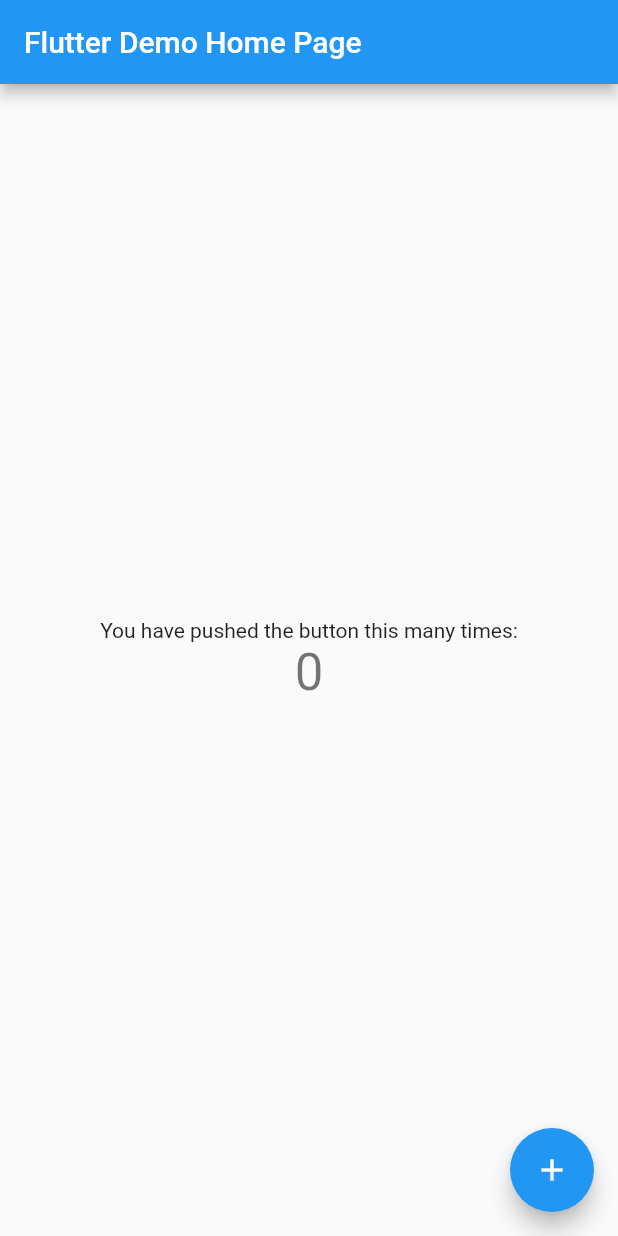
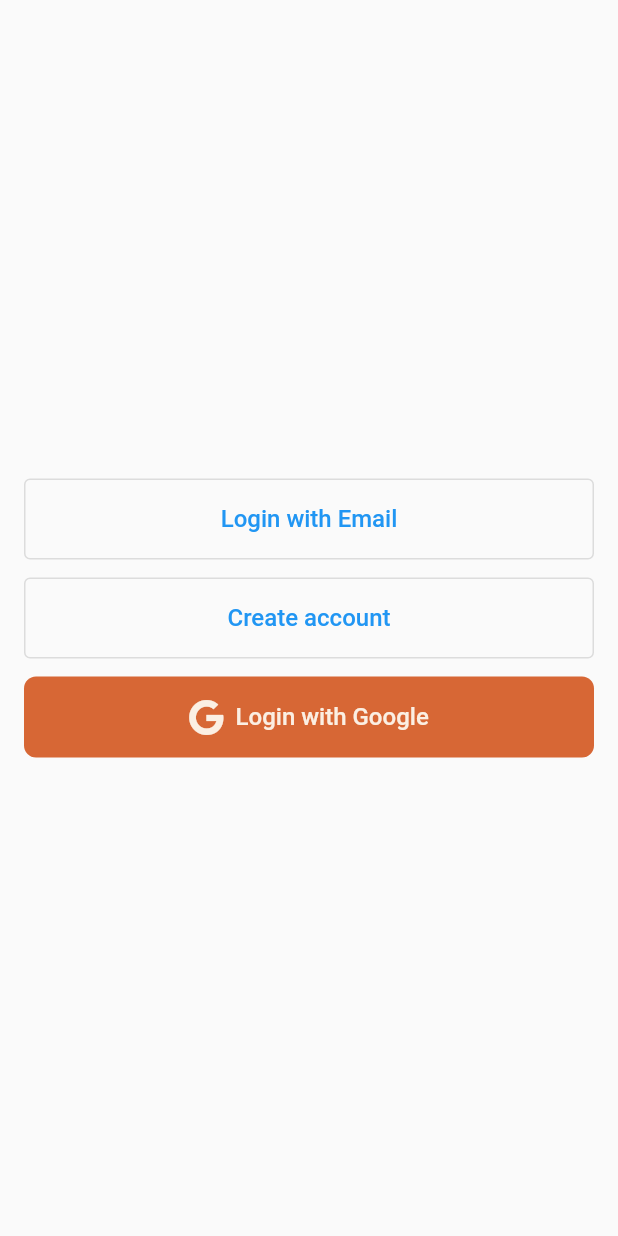
Before and after one commit to ViktorKirjanov/flutter-social-x, a Flutter app: the screen it shows after launch, on a phone screen of 412 x 824 dp. Run offline on Flutter 3.47's test engine with Material 2 defaults, Android fonts, the phone set to English and light mode, and no system bars; our stand-ins replace font_awesome_flutter.

Commit message:
feature: auth pages

```diff
--- a/lib/main.dart
+++ b/lib/main.dart
@@ -1,4 +1,6 @@
 import 'package:flutter/material.dart';
+
+import 'pages/home/home_page.dart';
 
 void main() {
   runApp(const MyApp());
@@ -7,109 +9,14 @@
 class MyApp extends StatelessWidget {
   const MyApp({Key? key}) : super(key: key);
 
-  // This widget is the root of your application.
   @override
   Widget build(BuildContext context) {
     return MaterialApp(
       title: 'Flutter Demo',
       theme: ThemeData(
-        // This is the theme of your application.
-        //
-        // Try running your application with "flutter run". You'll see the
-        // application has a blue toolbar. Then, without quitting the app, try
-        // changing the primarySwatch below to Colors.green and then invoke
-        // "hot reload" (press "r" in the console where you ran "flutter run",
-        // or simply save your changes to "hot reload" in a Flutter IDE).
-        // Notice that the counter didn't reset back to zero; the application
-        // is not restarted.
         primarySwatch: Colors.blue,
       ),
-      home: const MyHomePage(title: 'Flutter Demo Home Page'),
+      home: const HomePage(),
     );
   }
 }
-
-class MyHomePage extends StatefulWidget {
-  const MyHomePage({Key? key, required this.title}) : super(key: key);
-
-  // This widget is the home page of your application. It is stateful, meaning
-  // that it has a State object (defined below) that contains fields that affect
-  // how it looks.
-
-  // This class is the configuration for the state. It holds the values (in this
-  // case the title) provided by the parent (in this case the App widget) and
-  // used by the build method of the State. Fields in a Widget subclass are
-  // always marked "final".
-
-  final String title;
-
-  @override
-  State<MyHomePage> createState() => _MyHomePageState();
-}
-
-class _MyHomePageState extends State<MyHomePage> {
-  int _counter = 0;
-
-  void _incrementCounter() {
-    setState(() {
-      // This call to setState tells the Flutter framework that something has
-      // changed in this State, which causes it to rerun the build method below
-      // so that the display can reflect the updated values. If we changed
-      // _counter without calling setState(), then the build method would not be
-      // called again, and so nothing would appear to happen.
-      _counter++;
-    });
-  }
-
-  @override
-  Widget build(BuildContext context) {
-    // This method is rerun every time setState is called, for instance as done
-    // by the _incrementCounter method above.
-    //
-    // The Flutter framework has been optimized to make rerunning build methods
-    // fast, so that you can just rebuild anything that needs updating rather
-    // than having to individually change instances of widgets.
-    return Scaffold(
-      appBar: AppBar(
-        // Here we take the value from the MyHomePage object that was created by
-        // the App.build method, and use it to set our appbar title.
-        title: Text(widget.title),
-      ),
-      body: Center(
-        // Center is a layout widget. It takes a single child and positions it
-        // in the middle of the parent.
-        child: Column(
-          // Column is also a layout widget. It takes a list of children and
-          // arranges them vertically. By default, it sizes itself to fit its
-          // children horizontally, and tries to be as tall as its parent.
-          //
-          // Invoke "debug painting" (press "p" in the console, choose the
-          // "Toggle Debug Paint" action from the Flutter Inspector in Android
-          // Studio, or the "Toggle Debug Paint" command in Visual Studio Code)
-          // to see the wireframe for each widget.
-          //
-          // Column has various properties to control how it sizes itself and
-          // how it positions its children. Here we use mainAxisAlignment to
-          // center the children vertically; the main axis here is the vertical
-          // axis because Columns are vertical (the cross axis would be
-          // horizontal).
-          mainAxisAlignment: MainAxisAlignment.center,
-          children: <Widget>[
-            const Text(
-              'You have pushed the button this many times:',
-            ),
-            Text(
-              '$_counter',
-              style: Theme.of(context).textTheme.headline4,
-            ),
-          ],
-        ),
-      ),
-      floatingActionButton: FloatingActionButton(
-        onPressed: _incrementCounter,
-        tooltip: 'Increment',
-        child: const Icon(Icons.add),
-      ), // This trailing comma makes auto-formatting nicer for build methods.
-    );
-  }
-}
--- /dev/null
+++ b/lib/pages/_widgets/primary_outlined_button.dart
@@ -0,0 +1,30 @@
+import 'package:flutter/material.dart';
+
+class PrimaryOutlinedButton extends StatelessWidget {
+  final String title;
+  final Function action;
+
+  const PrimaryOutlinedButton({
+    Key? key,
+    required this.title,
+    required this.action,
+  }) : super(key: key);
+
+  @override
+  Widget build(BuildContext context) {
+    return SizedBox(
+      height: 54,
+      width: double.infinity,
+      child: OutlinedButton(
+        child: Text(
+          title,
+          style: const TextStyle(
+            fontSize: 16,
+            fontWeight: FontWeight.w500,
+          ),
+        ),
+        onPressed: () => action(),
+      ),
+    );
+  }
+}
--- /dev/null
+++ b/lib/pages/auth/_widgets/google_button.dart
@@ -0,0 +1,47 @@
+import 'package:flutter/material.dart';
+import 'package:font_awesome_flutter/font_awesome_flutter.dart';
+
+class GoogleButton extends StatelessWidget {
+  final Function action;
+
+  const GoogleButton({
+    Key? key,
+    required this.action,
+  }) : super(key: key);
+
+  @override
+  Widget build(BuildContext context) {
+    return SizedBox(
+      height: 54.0,
+      width: double.infinity,
+      child: TextButton.icon(
+        label: const Text(
+          "Login with Google",
+          style: TextStyle(
+            fontSize: 16,
+            fontWeight: FontWeight.w500,
+          ),
+        ),
+        icon: const FaIcon(FontAwesomeIcons.google),
+        style: ButtonStyle(
+          backgroundColor: MaterialStateProperty.all<Color>(
+            const Color.fromRGBO(215, 103, 53, 1),
+          ),
+          foregroundColor: MaterialStateProperty.all<Color>(
+              const Color.fromRGBO(251, 239, 227, 1)),
+          overlayColor: MaterialStateProperty.all<Color>(
+              const Color.fromRGBO(234, 198, 164, 1)),
+          shape: MaterialStateProperty.all<RoundedRectangleBorder>(
+            RoundedRectangleBorder(
+              borderRadius: BorderRadius.circular(8.0),
+            ),
+          ),
+        ),
+        // onPressed: () => action,
+        onPressed: () {
+          action();
+        },
+      ),
+    );
+  }
+}
--- /dev/null
+++ b/lib/pages/home/home_page.dart
@@ -0,0 +1,57 @@
+import 'package:flutter/material.dart';
+import 'package:social_network_x/pages/_widgets/primary_outlined_button.dart';
+import 'package:social_network_x/pages/auth/_widgets/google_button.dart';
+import 'package:social_network_x/pages/auth/signin_page.dart';
+import 'package:social_network_x/pages/auth/signup_page.dart';
+
+class HomePage extends StatefulWidget {
+  const HomePage({Key? key}) : super(key: key);
+
+  @override
+  State<HomePage> createState() => _HomePageState();
+}
+
+class _HomePageState extends State<HomePage> {
+  @override
+  Widget build(BuildContext context) {
+    return Scaffold(
+      key: widget.key,
+      body: Padding(
+        padding: const EdgeInsets.all(16.0),
+        child: Center(
+          child: Column(
+            mainAxisAlignment: MainAxisAlignment.center,
+            children: [
+              PrimaryOutlinedButton(
+                key: const Key('signinButton'),
+                title: 'Login with Email',
+                action: () => Navigator.push(
+                  context,
+                  MaterialPageRoute<bool>(
+                    builder: (BuildContext context) => const SigninPage(),
+                  ),
+                ),
+              ),
+              const SizedBox(height: 12.0),
+              PrimaryOutlinedButton(
+                key: const Key('signupButton'),
+                title: 'Create account',
+                action: () => Navigator.push(
+                  context,
+                  MaterialPageRoute<bool>(
+                    builder: (BuildContext context) => const SignupPage(),
+                  ),
+                ),
+              ),
+              const SizedBox(height: 12.0),
+              GoogleButton(
+                key: const Key('googleButton'),
+                action: () => {},
+              ),
+            ],
+          ),
+        ),
+      ),
+    );
+  }
+}
--- a/pubspec.yaml
+++ b/pubspec.yaml
@@ -3,7 +3,7 @@
 
 # The following line prevents the package from being accidentally published to
 # pub.dev using `flutter pub publish`. This is preferred for private packages.
-publish_to: 'none' # Remove this line if you wish to publish to pub.dev
+publish_to: "none" # Remove this line if you wish to publish to pub.dev
 
 # The following defines the version and build number for your application.
 # A version number is three numbers separated by dots, like 1.2.43
@@ -29,7 +29,7 @@
 dependencies:
   flutter:
     sdk: flutter
-
+  font_awesome_flutter: ^9.2.0
 
   # The following adds the Cupertino Icons font to your application.
   # Use with the CupertinoIcons class for iOS style icons.
@@ -51,7 +51,6 @@
 
 # The following section is specific to Flutter.
 flutter:
-
   # The following line ensures that the Material Icons font is
   # included with your application, so that you can use the icons in
   # the material Icons class.
```
Also changed, not shown: lib/pages/auth/_widgets/email_input.dart (added, +22 -0 lines), lib/pages/auth/_widgets/password_input.dart (added, +23 -0 lines), lib/pages/auth/_widgets/pop_button.dart (added, +25 -0 lines), lib/pages/auth/signin_page.dart (added, +69 -0 lines), lib/pages/auth/signup_page.dart (added, +69 -0 lines), pubspec.lock.
